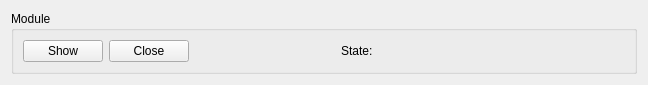
tud-hri/joan, file process/joanhq/mainwindow/modulecard.ui: the form before one commit.
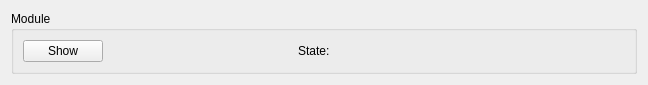
The form after the commit.

Commit message: Show/close toggle button in JOANHQ module cards

What changed in the file:
```diff
--- a/process/joanhq/mainwindow/modulecard.ui
+++ b/process/joanhq/mainwindow/modulecard.ui
@@ -42,19 +42,6 @@
         </property>
        </widget>
       </item>
-      <item>
-       <widget class="QPushButton" name="btn_close">
-        <property name="maximumSize">
-         <size>
-          <width>80</width>
-          <height>16777215</height>
-         </size>
-        </property>
-        <property name="text">
-         <string>Close</string>
-        </property>
-       </widget>
-      </item>
       <item>
        <spacer name="horizontalSpacer">
         <property name="orientation">
```
Left out of the diff: 2 changed lines with no effect on the pictures. The commit also changes 3 other files.
